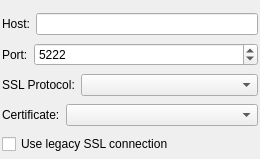
First picture: the form in src/plugins/defaultconnection/connectionoptionswidget2.ui, repository xnamed/vacuum-im, before the edit.
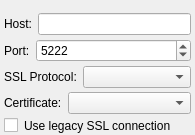
Second picture: the form after the edit.

Patch:
```diff
--- a/src/plugins/defaultconnection/connectionoptionswidget2.ui
+++ b/src/plugins/defaultconnection/connectionoptionswidget2.ui
@@ -6,36 +6,33 @@
    <rect>
     <x>0</x>
     <y>0</y>
-    <width>260</width>
-    <height>159</height>
+    <width>195</width>
+    <height>135</height>
    </rect>
   </property>
   <property name="sizePolicy">
-   <sizepolicy hsizetype="Expanding" vsizetype="Preferred">
+   <sizepolicy hsizetype="Expanding" vsizetype="Maximum">
     <horstretch>0</horstretch>
     <verstretch>0</verstretch>
    </sizepolicy>
   </property>
-  <layout class="QGridLayout" name="gridLayout">
+  <layout class="QVBoxLayout" name="verticalLayout">
+   <property name="spacing">
+    <number>4</number>
+   </property>
    <property name="leftMargin">
-    <number>2</number>
+    <number>4</number>
    </property>
    <property name="topMargin">
-    <number>1</number>
+    <number>2</number>
    </property>
    <property name="rightMargin">
-    <number>2</number>
+    <number>4</number>
    </property>
    <property name="bottomMargin">
-    <number>5</number>
+    <number>2</number>
    </property>
-   <property name="horizontalSpacing">
-    <number>1</number>
-   </property>
-   <property name="verticalSpacing">
-    <number>8</number>
-   </property>
-   <item row="0" column="0">
+   <item>
     <widget class="QWidget" name="wdtProxy" native="true">
      <property name="sizePolicy">
       <sizepolicy hsizetype="Expanding" vsizetype="Preferred">
@@ -45,7 +42,7 @@
      </property>
     </widget>
    </item>
-   <item row="1" column="0">
+   <item>
     <layout class="QHBoxLayout">
      <item>
       <widget class="QLabel" name="label_11">
@@ -72,7 +69,7 @@
      </item>
     </layout>
    </item>
-   <item row="2" column="0">
+   <item>
     <layout class="QHBoxLayout" name="horizontalLayout">
      <item>
       <widget class="QLabel" name="label_12">
@@ -111,7 +108,7 @@
      </item>
     </layout>
    </item>
-   <item row="3" column="0">
+   <item>
     <layout class="QHBoxLayout" name="horizontalLayout_2">
      <item>
       <widget class="QLabel" name="lblSslProtocol">
@@ -132,7 +129,7 @@
      </item>
     </layout>
    </item>
-   <item row="4" column="0">
+   <item>
     <layout class="QHBoxLayout" name="horizontalLayout_3">
      <item>
       <widget class="QLabel" name="lblCertCheckMode">
@@ -153,9 +150,24 @@
      </item>
     </layout>
    </item>
-   <item row="5" column="0">
+   <item>
+    <layout class="QHBoxLayout" name="horizontalLayout_4">
+     <item>
     <widget class="QCheckBox" name="chbUseLegacySSL">
      <property name="sizePolicy">
+        <sizepolicy hsizetype="Preferred" vsizetype="Maximum">
+         <horstretch>0</horstretch>
+         <verstretch>0</verstretch>
+        </sizepolicy>
+       </property>
+       <property name="text">
+        <string/>
+       </property>
+      </widget>
+     </item>
+     <item>
+      <widget class="QLabel" name="label">
+       <property name="sizePolicy">
       <sizepolicy hsizetype="Expanding" vsizetype="Preferred">
        <horstretch>0</horstretch>
        <verstretch>0</verstretch>
@@ -164,7 +176,12 @@
      <property name="text">
       <string>Use legacy SSL connection</string>
      </property>
-    </widget>
+       <property name="wordWrap">
+        <bool>true</bool>
+       </property>
+      </widget>
+     </item>
+    </layout>
    </item>
   </layout>
  </widget>
```
Lines whose indentation alone changed are shown as unchanged.
